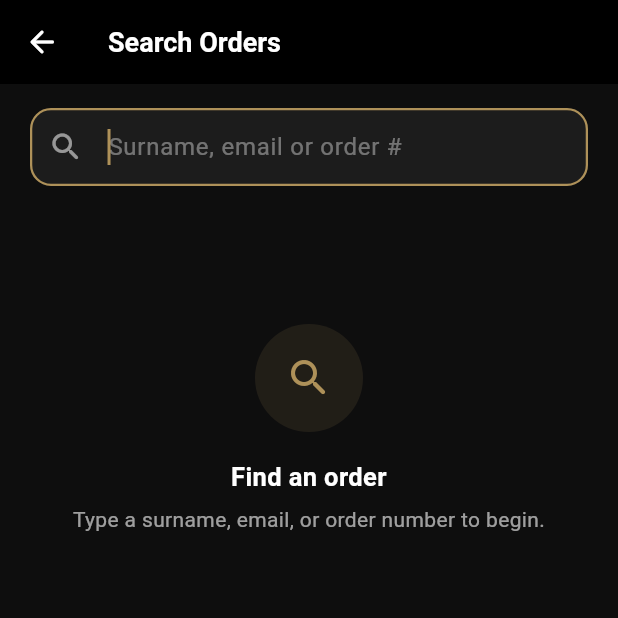
After one commit to drivenationdigital/Drivelife-Scanner, a Flutter app: the SearchPage screen opened directly, on a phone screen of 412 x 824 dp, the top half of it. The commit adds this screen. Run offline on Flutter 3.47's test engine with Material 3 defaults, Android fonts, the phone set to English and light mode, and no system bars; our stand-ins replace shared_preferences; missing offline and left inert: mobile_scanner; accounts and stored records are empty.

Commit message:
Added new search feature

```diff
--- /dev/null
+++ b/lib/pages/search_page.dart
@@ -0,0 +1,463 @@
+import 'dart:async';
+import 'package:flutter/material.dart';
+import '../routes.dart';
+import '../services/api_service.dart';
+import 'login_page.dart';
+
+/// Search-by-text fallback for ticket lookup.
+///
+/// Lets the operator type a surname, email or order number, view a list
+/// of matching [WooOrder]s, and tap one to land on the same result
+/// screen the scanner uses.
+///
+/// On tap, navigates with `{'order': WooOrder}` rather than `{'raw': qr}`
+/// because the search response already contains the full order — no
+/// reason to round-trip through the QR endpoint and no reason to
+/// increment scan_count just for a preview.
+class SearchPage extends StatefulWidget {
+  const SearchPage({super.key});
+
+  @override
+  State<SearchPage> createState() => _SearchPageState();
+}
+
+class _SearchPageState extends State<SearchPage> {
+  static const _accent = Color(0xFFAE9159);
+  static const _bg = Color(0xFF0E0E0E);
+  static const _card = Color(0xFF1C1C1C);
+
+  final TextEditingController _controller = TextEditingController();
+  final FocusNode _focusNode = FocusNode();
+
+  Timer? _debounce;
+  bool _loading = false;
+  String? _error;
+  List<WooOrder> _results = const [];
+  bool _hasSearched = false;
+  String _lastQuery = '';
+
+  @override
+  void initState() {
+    super.initState();
+    _controller.addListener(_onChanged);
+  }
+
+  @override
+  void dispose() {
+    _debounce?.cancel();
+    _controller.dispose();
+    _focusNode.dispose();
+    super.dispose();
+  }
+
+  void _onChanged() {
+    _debounce?.cancel();
+    final query = _controller.text.trim();
+
+    // Reflect the clear-button state immediately
+    setState(() {});
+
+    if (query.isEmpty) {
+      setState(() {
+        _results = const [];
+        _error = null;
+        _hasSearched = false;
+        _loading = false;
+        _lastQuery = '';
+      });
+      return;
+    }
+
+    if (query.length < 2) return; // avoid spamming the API on a single char
+
+    _debounce = Timer(const Duration(milliseconds: 350), () {
+      _performSearch(query);
+    });
+  }
+
+  Future<void> _performSearch(String query) async {
+    setState(() {
+      _loading = true;
+      _error = null;
+      _lastQuery = query;
+    });
+
+    final result = await ApiService().searchOrders(query);
+    if (!mounted || _lastQuery != query) return; // stale response — ignore
+
+    if (result.sessionExpired) {
+      Navigator.pushAndRemoveUntil(
+        context,
+        MaterialPageRoute(builder: (_) => const LoginPage()),
+        (route) => false,
+      );
+      return;
+    }
+
+    if (result.errorMessage != null) {
+      setState(() {
+        _error = result.errorMessage;
+        _loading = false;
+        _hasSearched = true;
+      });
+      return;
+    }
+
+    setState(() {
+      _results = result.orders;
+      _loading = false;
+      _hasSearched = true;
+    });
+  }
+
+  void _onOrderTap(WooOrder order) {
+    Navigator.pushNamed(
+      context,
+      AppRoutes.result,
+      arguments: {'order': order},
+    );
+  }
+
+  @override
+  Widget build(BuildContext context) {
+    return Scaffold(
+      backgroundColor: _bg,
+      appBar: AppBar(
+        backgroundColor: Colors.black,
+        elevation: 0,
+        leading: IconButton(
+          icon: const Icon(Icons.arrow_back_rounded, color: Colors.white),
+          onPressed: () => Navigator.pop(context),
+        ),
+        title: const Text(
+          'Search Orders',
+          style: TextStyle(
+            color: Colors.white,
+            fontSize: 18,
+            fontWeight: FontWeight.w600,
+          ),
+        ),
+      ),
+      body: Column(
+        children: [
+          _buildSearchField(),
+          const SizedBox(height: 4),
+          Expanded(child: _buildResults()),
+        ],
+      ),
+    );
+  }
+
+  // ── Search field ─────────────────────────────────────────────
+  Widget _buildSearchField() {
+    return Padding(
+      padding: const EdgeInsets.fromLTRB(20, 16, 20, 8),
+      child: TextField(
+        controller: _controller,
+        focusNode: _focusNode,
+        autofocus: true,
+        textInputAction: TextInputAction.search,
+        onSubmitted: (v) {
+          final q = v.trim();
+          if (q.isNotEmpty) _performSearch(q);
+        },
+        style: const TextStyle(color: Colors.white, fontSize: 16),
+        cursorColor: _accent,
+        decoration: InputDecoration(
+          hintText: 'Surname, email or order #',
+          hintStyle: const TextStyle(color: Colors.white38),
+          prefixIcon: const Icon(Icons.search_rounded, color: Colors.white54),
+          suffixIcon: _controller.text.isNotEmpty
+              ? IconButton(
+                  icon: const Icon(
+                    Icons.close_rounded,
+                    color: Colors.white54,
+                  ),
+                  onPressed: _controller.clear,
+                )
+              : null,
+          filled: true,
+          fillColor: _card,
+          contentPadding: const EdgeInsets.symmetric(vertical: 14),
+          border: OutlineInputBorder(
+            borderRadius: BorderRadius.circular(14),
+            borderSide: BorderSide.none,
+          ),
+          enabledBorder: OutlineInputBorder(
+            borderRadius: BorderRadius.circular(14),
+            borderSide: BorderSide.none,
+          ),
+          focusedBorder: OutlineInputBorder(
+            borderRadius: BorderRadius.circular(14),
+            borderSide: const BorderSide(color: _accent, width: 1.5),
+          ),
+        ),
+      ),
+    );
+  }
+
+  // ── Results / states ─────────────────────────────────────────
+  Widget _buildResults() {
+    if (_loading && _results.isEmpty) {
+      return const Center(
+        child: CircularProgressIndicator(color: _accent),
+      );
+    }
+    if (_error != null) {
+      return _buildEmptyState(
+        icon: Icons.error_outline_rounded,
+        title: 'Something went wrong',
+        message: _error!,
+      );
+    }
+    if (!_hasSearched) {
+      return _buildEmptyState(
+        icon: Icons.search_rounded,
+        title: 'Find an order',
+        message: 'Type a surname, email, or order number to begin.',
+      );
+    }
+    if (_results.isEmpty) {
+      return _buildEmptyState(
+        icon: Icons.inbox_rounded,
+        title: 'No matches',
+        message: 'No orders found for "${_controller.text.trim()}".',
+      );
+    }
+
+    return RefreshIndicator(
+      color: _accent,
+      backgroundColor: _card,
+      onRefresh: () async {
+        if (_controller.text.trim().isNotEmpty) {
+          await _performSearch(_controller.text.trim());
+        }
+      },
+      child: ListView.separated(
+        padding: const EdgeInsets.fromLTRB(16, 8, 16, 24),
+        itemCount: _results.length,
+        separatorBuilder: (_, __) => const SizedBox(height: 10),
+        itemBuilder: (_, i) => _OrderCard(
+          order: _results[i],
+          onTap: () => _onOrderTap(_results[i]),
+        ),
+      ),
+    );
+  }
+
+  Widget _buildEmptyState({
+    required IconData icon,
+    required String title,
+    required String message,
+  }) {
+    return ListView(
+      physics: const AlwaysScrollableScrollPhysics(),
+      children: [
+        const SizedBox(height: 80),
+        Center(
+          child: Container(
+            width: 72,
+            height: 72,
+            decoration: BoxDecoration(
+              color: _accent.withOpacity(0.12),
+              shape: BoxShape.circle,
+            ),
+            child: Icon(icon, color: _accent, size: 32),
+          ),
+        ),
+        const SizedBox(height: 18),
+        Text(
+          title,
+          textAlign: TextAlign.center,
+          style: const TextStyle(
+            color: Colors.white,
+            fontSize: 17,
+            fontWeight: FontWeight.w600,
+          ),
+        ),
+        const SizedBox(height: 6),
+        Padding(
+          padding: const EdgeInsets.symmetric(horizontal: 40),
+          child: Text(
+            message,
+            textAlign: TextAlign.center,
+            style: const TextStyle(
+              color: Colors.white60,
+              fontSize: 14,
+              height: 1.4,
+            ),
+          ),
+        ),
+      ],
+    );
+  }
+}
+
+// ─────────────────────────────────────────────────────────────────
+// Order card
+// ─────────────────────────────────────────────────────────────────
+class _OrderCard extends StatelessWidget {
+  final WooOrder order;
+  final VoidCallback onTap;
+
+  const _OrderCard({required this.order, required this.onTap});
+
+  @override
+  Widget build(BuildContext context) {
+    final ticketCount = order.lineItems.length;
+    final hasEmail = order.email != null && order.email!.isNotEmpty;
+    final isCompleted = _isCompleted(order.status);
+
+    return Material(
+      color: const Color(0xFF1C1C1C),
+      borderRadius: BorderRadius.circular(14),
+      child: InkWell(
+        onTap: onTap,
+        borderRadius: BorderRadius.circular(14),
+        child: Padding(
+          padding: const EdgeInsets.all(16),
+          child: Row(
+            children: [
+              Container(
+                width: 44,
+                height: 44,
+                decoration: BoxDecoration(
+                  color: const Color(0xFFAE9159).withOpacity(0.15),
+                  borderRadius: BorderRadius.circular(10),
+                ),
+                alignment: Alignment.center,
+                child: Text(
+                  _initials(order.customerName),
+                  style: const TextStyle(
+                    color: Color(0xFFAE9159),
+                    fontWeight: FontWeight.w700,
+                    fontSize: 15,
+                  ),
+                ),
+              ),
+              const SizedBox(width: 14),
+              Expanded(
+                child: Column(
+                  crossAxisAlignment: CrossAxisAlignment.start,
+                  mainAxisSize: MainAxisSize.min,
+                  children: [
+                    Text(
+                      order.customerName.isEmpty
+                          ? 'Unnamed customer'
+                          : order.customerName,
+                      style: const TextStyle(
+                        color: Colors.white,
+                        fontSize: 15,
+                        fontWeight: FontWeight.w600,
+                      ),
+                      maxLines: 1,
+                      overflow: TextOverflow.ellipsis,
+                    ),
+                    if (hasEmail) ...[
+                      const SizedBox(height: 3),
+                      Text(
+                        order.email!,
+                        style: const TextStyle(
+                          color: Colors.white54,
+                          fontSize: 12,
+                        ),
+                        maxLines: 1,
+                        overflow: TextOverflow.ellipsis,
+                      ),
+                    ],
+                    const SizedBox(height: 8),
+                    Wrap(
+                      spacing: 6,
+                      runSpacing: 6,
+                      children: [
+                        _Chip(label: '#${order.id}'),
+                        _Chip(
+                          label:
+                              '$ticketCount ${ticketCount == 1 ? "ticket" : "tickets"}',
+                        ),
+                        if (order.scanCount > 0)
+                          _Chip(
+                            label:
+                                '${order.scanCount} ${order.scanCount == 1 ? "scan" : "scans"}',
+                            tone: _ChipTone.warn,
+                          ),
+                        if (!isCompleted)
+                          _Chip(
+                            label: _statusLabel(order.status),
+                            tone: _ChipTone.danger,
+                          ),
+                      ],
+                    ),
+                  ],
+                ),
+              ),
+              const Icon(Icons.chevron_right_rounded, color: Colors.white38),
+            ],
+          ),
+        ),
+      ),
+    );
+  }
+
+  String _initials(String name) {
+    final parts =
+        name.trim().split(RegExp(r'\s+')).where((p) => p.isNotEmpty).toList();
+    if (parts.isEmpty) return '?';
+    if (parts.length == 1) return parts.first[0].toUpperCase();
+    return (parts.first[0] + parts.last[0]).toUpperCase();
+  }
+
+  bool _isCompleted(String status) {
+    const ok = {'wc-completed', 'completed', 'wc-processing', 'processing'};
+    return ok.contains(status);
+  }
+
+  String _statusLabel(String status) {
+    final clean = status.startsWith('wc-') ? status.substring(3) : status;
+    if (clean.isEmpty) return 'Unknown';
+    return clean[0].toUpperCase() + clean.substring(1);
+  }
+}
+
+enum _ChipTone { neutral, warn, danger }
+
+class _Chip extends StatelessWidget {
+  final String label;
+  final _ChipTone tone;
+  const _Chip({required this.label, this.tone = _ChipTone.neutral});
+
+  @override
+  Widget build(BuildContext context) {
+    final (bg, fg) = switch (tone) {
+      _ChipTone.warn => (
+        const Color(0xFFAE9159).withOpacity(0.18),
+        const Color(0xFFD9B97A),
+      ),
+      _ChipTone.danger => (
+        const Color(0xFFB04A4A).withOpacity(0.20),
+        const Color(0xFFE99B9B),
+      ),
+      _ChipTone.neutral => (
+        Colors.white.withOpacity(0.06),
+        Colors.white70,
+      ),
+    };
+
+    return Container(
+      padding: const EdgeInsets.symmetric(horizontal: 8, vertical: 3),
+      decoration: BoxDecoration(
+        color: bg,
+        borderRadius: BorderRadius.circular(6),
+      ),
+      child: Text(
+        label,
+        style: TextStyle(
+          color: fg,
+          fontSize: 11,
+          fontWeight: FontWeight.w500,
+          letterSpacing: 0.2,
+        ),
+      ),
+    );
+  }
+}
--- a/lib/services/api_service.dart
+++ b/lib/services/api_service.dart
@@ -14,6 +14,9 @@ class ApiConfig {
 
   static String ticketUrl(String qr, {bool fallback = false}) =>
       '$baseUrl$namespace/ticket/$qr';
+
+  static String searchOrdersUrl(String encodedQuery) =>
+      '$baseUrl/wp-json/ce-ts/v1/search-tickets?q=$encodedQuery';
 }
 
 class _Keys {
@@ -92,6 +95,7 @@ class WooOrder {
   final int id;
   final String status;
   final String customerName;
+  final String? email;
   final int scanCount;
   final List<WooLineItem> lineItems;
 
@@ -101,6 +105,7 @@ class WooOrder {
     required this.customerName,
     required this.scanCount,
     required this.lineItems,
+    this.email,
   });
 
   factory WooOrder.fromJson(Map<String, dynamic> json) => WooOrder(
@@ -108,6 +113,7 @@ class WooOrder {
     status: json['status'] as String? ?? '',
     customerName: json['customer_name'] as String? ?? '',
     scanCount: (json['scan_count'] as num?)?.toInt() ?? 1,
+    email: json['email'] as String?,
     lineItems: (json['line_items'] as List<dynamic>? ?? [])
         .map((e) => WooLineItem.fromJson(e as Map<String, dynamic>))
         .toList(),
@@ -390,6 +396,63 @@ class ApiService {
     return null;
   }
 
+  Future<SearchResult> searchOrders(String query) async {
+    if (_token == null) {
+      return const SearchResult.failure(
+        'Not authenticated. Please log in again.',
+      );
+    }
+
+    final trimmed = query.trim();
+    if (trimmed.length < 2) {
+      return const SearchResult.failure(
+        'Search must be at least 2 characters.',
+      );
+    }
+
+    late http.Response response;
+    try {
+      final encoded = Uri.encodeComponent(trimmed);
+      response = await http
+          .get(Uri.parse(ApiConfig.searchOrdersUrl(encoded)), headers: _headers)
+          .timeout(const Duration(seconds: 15));
+    } catch (_) {
+      return const SearchResult.failure(
+        'Could not reach the server. Check your connection.',
+      );
+    }
+
+    if (response.statusCode == 401) {
+      await logout();
+      return const SearchResult.expired();
+    }
+
+    late Map<String, dynamic> data;
+    try {
+      data = jsonDecode(response.body) as Map<String, dynamic>;
+    } catch (_) {
+      return const SearchResult.failure(
+        'Received an unreadable response from the server.',
+      );
+    }
+
+    if (response.statusCode != 200 || data['success'] != true) {
+      final error =
+          data['reason'] as String? ??
+          data['error'] as String? ??
+          'Search failed.';
+      return SearchResult.failure(error);
+    }
+
+    final ordersJson = data['orders'] as List<dynamic>? ?? const [];
+    final orders = ordersJson
+        .whereType<Map<String, dynamic>>()
+        .map(WooOrder.fromJson)
+        .toList(growable: false);
+
+    return SearchResult.success(orders);
+  }
+
   // ── New: logSpeedwellScore ─────────────────────────────────────────────────
 
   Future<bool> logSpeedwellScore({
@@ -511,3 +574,36 @@ class ApiService {
     }
   }
 }
+
+// ─────────────────────────────────────────────────────────────────
+// PASTE INTO api_service.dart
+// ─────────────────────────────────────────────────────────────────
+//
+// 1. Add the SearchResult class below near WooOrder / OrderResult.
+// 2. Replace the placeholder `searchOrders` method inside ApiService
+//    with the implementation further down.
+// 3. Add `searchOrdersUrl(...)` to your ApiConfig (example at bottom).
+
+// ── 1. New model: SearchResult ───────────────────────────────────
+// Mirrors the OrderResult pattern but for a list of orders.
+class SearchResult {
+  final List<WooOrder> orders;
+  final bool sessionExpired;
+  final String? errorMessage;
+
+  const SearchResult.success(this.orders)
+    : sessionExpired = false,
+      errorMessage = null;
+
+  const SearchResult.expired()
+    : orders = const [],
+      sessionExpired = true,
+      errorMessage = 'Session expired.';
+
+  const SearchResult.failure(this.errorMessage)
+    : orders = const [],
+      sessionExpired = false;
+
+  bool get isSuccess => errorMessage == null && !sessionExpired;
+  bool get isFailure => errorMessage != null;
+}
--- a/pubspec.yaml
+++ b/pubspec.yaml
@@ -2,7 +2,7 @@ name: ticket_scanner
 title: 'DL Ticket Scanner'
 description: "DriveLife Ticket Scanner App"
 publish_to: 'none'
-version: 1.8.6+6
+version: 1.8.7+7
 
 environment:
   sdk: ^3.9.2
```
Also changed, not shown: lib/pages/result_page.dart (+10 -3 lines), lib/pages/scanner_page.dart (+22 -0 lines).
